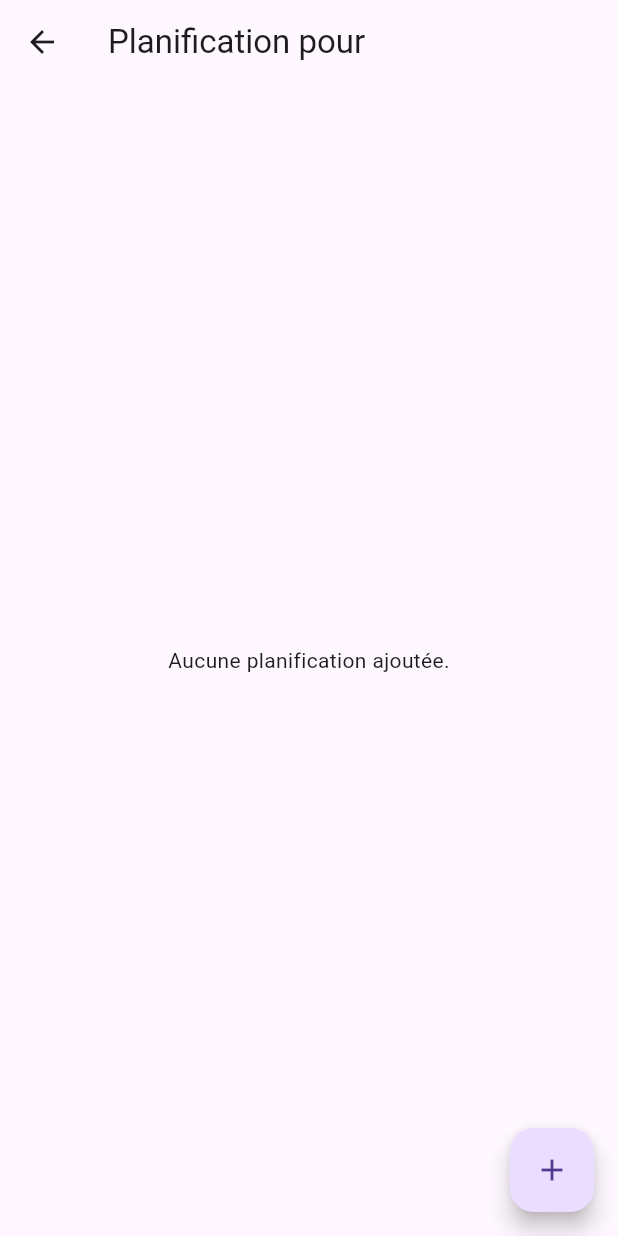
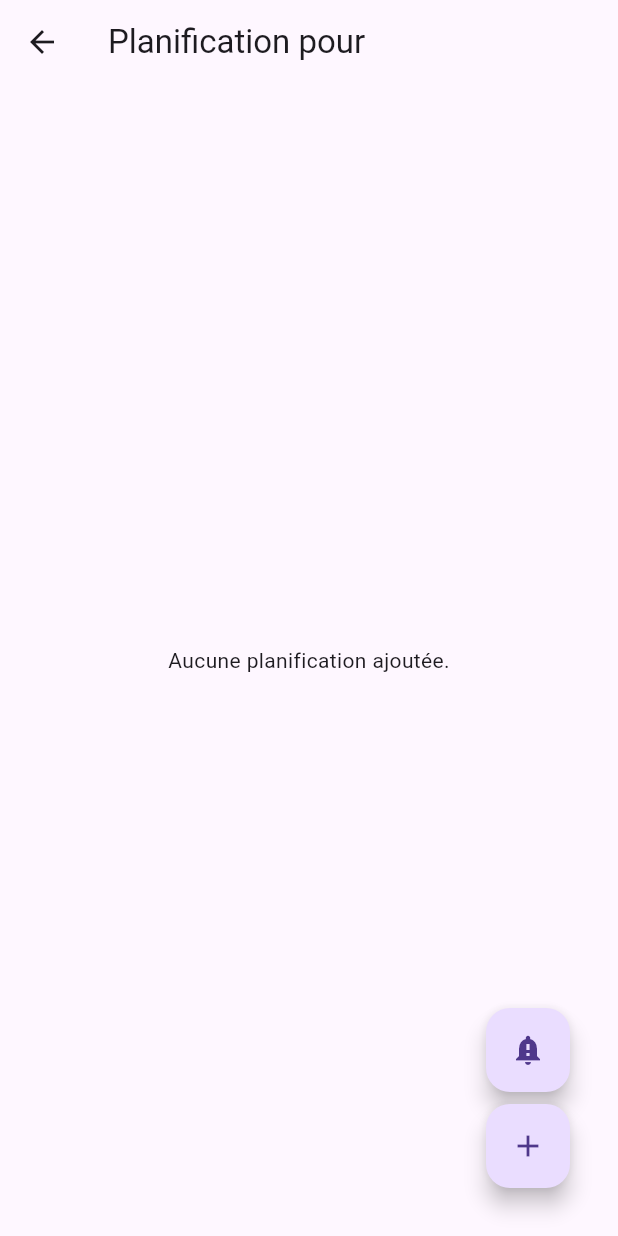
Before and after one commit to charlesmestdag/mobile, a Flutter app: the VehiclePlanningScreen screen opened directly with empty values, on a phone screen of 412 x 824 dp. Run offline on Flutter 3.47's test engine with Material 3 defaults, Android fonts, the light colour scheme and no system bars; our stand-ins replace bloc, cloud_firestore, equatable, firebase_auth, firebase_core, flutter_bloc and 5 more; accounts and stored records are empty.

Commit message:
Test Notification OK

```diff
--- a/lib/repositories/vehicle_repository.dart
+++ b/lib/repositories/vehicle_repository.dart
@@ -216,5 +216,6 @@ class VehicleRepository {
     }
   }
 
+
 // Autres méthodes si nécessaire
 }
--- a/lib/screens/vehicle_planning_screen.dart
+++ b/lib/screens/vehicle_planning_screen.dart
@@ -1,8 +1,8 @@
 import 'package:flutter/material.dart';
 import 'package:flutter_bloc/flutter_bloc.dart';
+import '../models/vehicle.dart';
 import '../blocs/vehicle/vehicle_bloc.dart';
-
-import '../models/vehicle.dart';
+import '../services/notification_service.dart';
 import 'add_planning_screen.dart';
 
 class VehiclePlanningScreen extends StatelessWidget {
@@ -10,6 +10,18 @@ class VehiclePlanningScreen extends StatelessWidget {
 
   const VehiclePlanningScreen({Key? key, required this.vehicle})
       : super(key: key);
+
+  void _sendNotification(BuildContext context) {
+    NotificationService().sendImmediateNotification(
+      0, // ID unique pour éviter les conflits
+      'Rappel de planification',
+      'Une planification pour ${vehicle.marque} ${vehicle.modele} a été ajoutée.',
+    );
+
+    ScaffoldMessenger.of(context).showSnackBar(
+      const SnackBar(content: Text('Notification envoyée au centre de notifications.')),
+    );
+  }
 
   void _removePlanning(BuildContext context, String planningId) {
     context.read<VehicleBloc>().add(RemovePlanning(
@@ -65,7 +77,21 @@ class VehiclePlanningScreen extends StatelessWidget {
           }
         },
       ),
-      floatingActionButton: FloatingActionButton(
+      floatingActionButton: Stack(
+        children: [
+          Positioned(
+            bottom: 80,
+            right: 16,
+            child: FloatingActionButton(
+              onPressed: () => _sendNotification(context),
+              tooltip: 'Envoyer une notification',
+              child: const Icon(Icons.notification_important),
+            ),
+          ),
+          Positioned(
+            bottom: 16,
+            right: 16,
+            child: FloatingActionButton(
               onPressed: () {
                 Navigator.of(context).push(
                   MaterialPageRoute(
@@ -76,6 +102,9 @@ class VehiclePlanningScreen extends StatelessWidget {
               tooltip: 'Ajouter une planification',
               child: const Icon(Icons.add),
             ),
+          ),
+        ],
+      ),
     );
   }
 }
```
Also changed, not shown: lib/screens/expense_detail_screen.dart (+55 -9 lines), lib/services/notification_service.dart (+14 -19 lines), 2 other files. Lines whose indentation alone changed are shown as unchanged.
